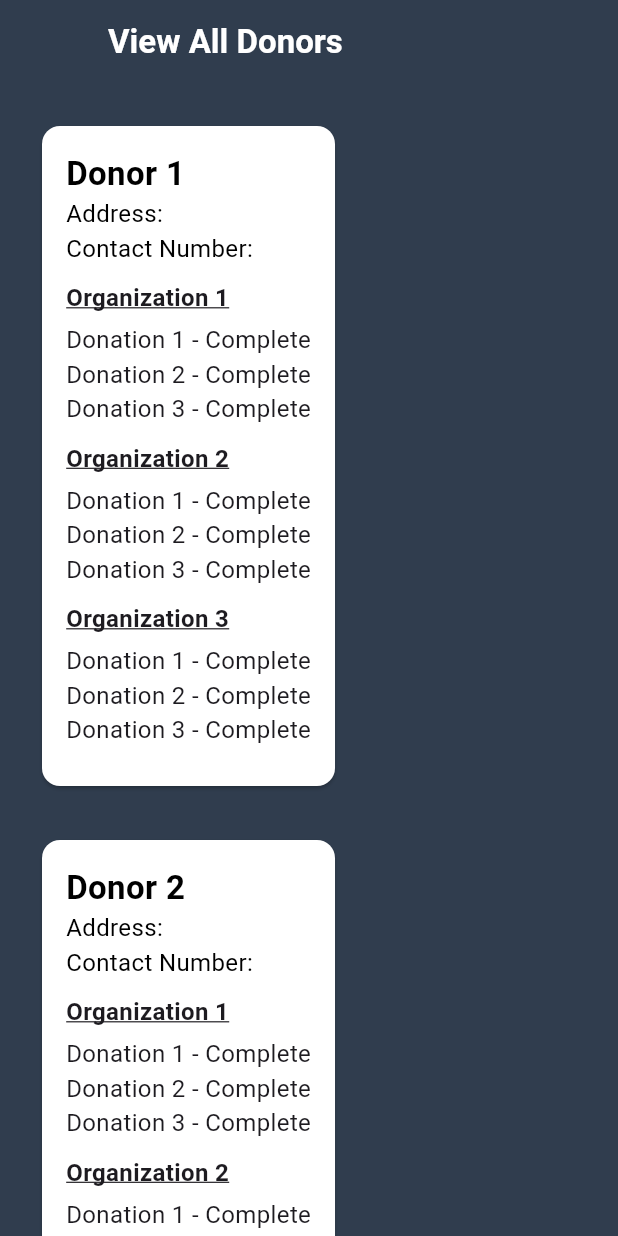
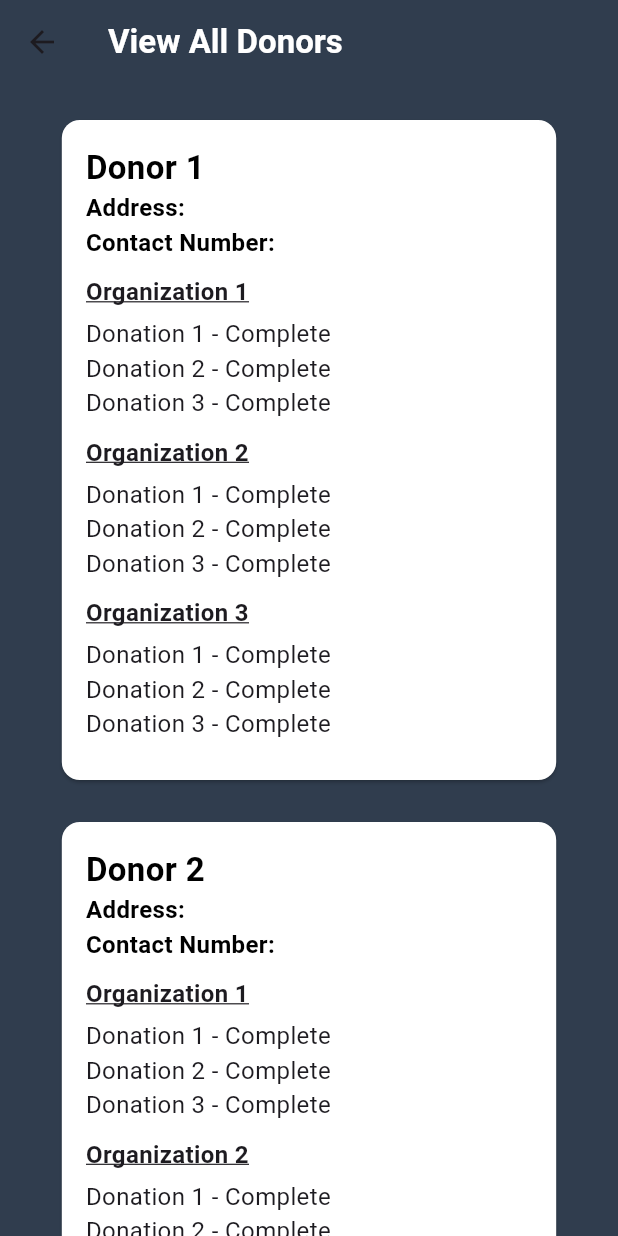
Before and after one commit to ICS-CMSC-23/donation-drive-app, a Flutter app: the ViewAllDonors screen opened directly, on a phone screen of 412 x 824 dp. Run offline on Flutter 3.47's test engine with Material 3 defaults, Android fonts, the phone set to English and light mode, and no system bars; our stand-ins replace email_validator, firebase_auth, firebase_core; accounts and stored records are empty.

Commit message:
ui: update view all donors ui

```diff
--- a/lib/screens/view_all_donors.dart
+++ b/lib/screens/view_all_donors.dart
@@ -12,19 +12,17 @@ class ViewAllDonors extends StatelessWidget {
         title: const Text(
           "View All Donors",
           style: TextStyle(
-            fontWeight: FontWeight.bold, // Bold text style
-            color: Colors.white, // White text color for visibility
+            fontWeight: FontWeight.bold,
+            color: Colors.white,
           ),
         ),
-        backgroundColor: Colors.transparent, // Transparent AppBar background
+        backgroundColor: Colors.transparent,
         elevation: 0,
-        leading: const SizedBox(), // Ensures title aligns to the left
       ),
-      body: SingleChildScrollView(
-        child: Padding(
+      body: Center(
+        child: SingleChildScrollView(
           padding: const EdgeInsets.all(20.0),
           child: Column(
-            crossAxisAlignment: CrossAxisAlignment.start,
             children: [
               _buildDonorSection(
                 context,
@@ -61,8 +59,9 @@ class ViewAllDonors extends StatelessWidget {
       String address, String contact, List<Widget> donations) {
     return Card(
       color: Colors.white,
-      margin: const EdgeInsets.all(8.0),
-      child: Padding(
+      child: Container(
+        width: MediaQuery.of(context).size.width *
+            0.8, // Fixed width to 80% of screen width
         padding: const EdgeInsets.all(16.0),
         child: Column(
           crossAxisAlignment: CrossAxisAlignment.start,
@@ -79,6 +78,7 @@ class ViewAllDonors extends StatelessWidget {
               "Address: $address",
               style: const TextStyle(
                 fontSize: 16,
+                fontWeight: FontWeight.bold,
                 color: Colors.black,
               ),
             ),
@@ -86,6 +86,7 @@ class ViewAllDonors extends StatelessWidget {
               "Contact Number: $contact",
               style: const TextStyle(
                 fontSize: 16,
+                fontWeight: FontWeight.bold,
                 color: Colors.black,
               ),
             ),
```
